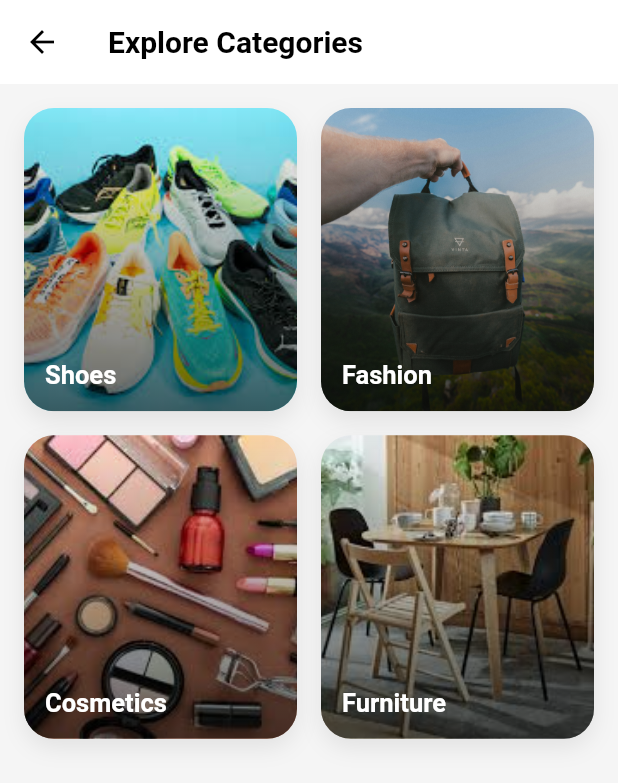
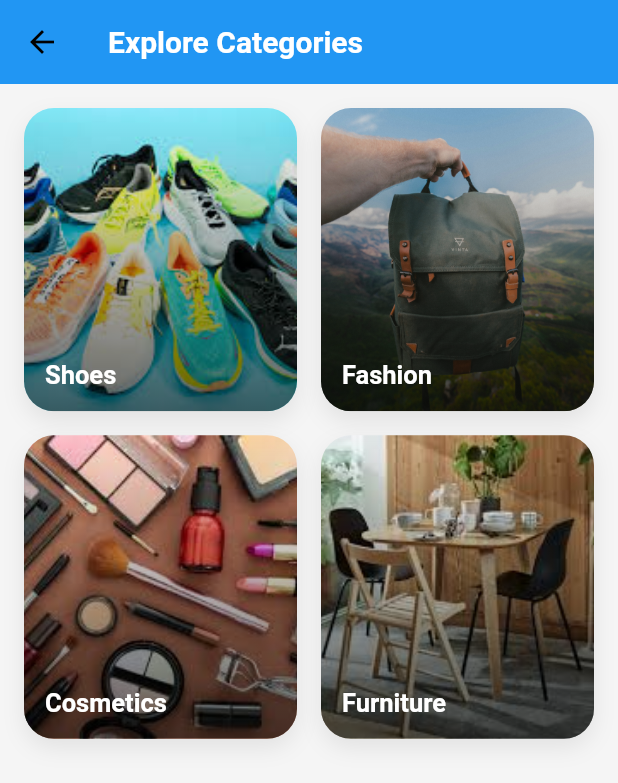
Before and after one commit to milan-sha/dump-demo, a Flutter app: the CategoryScreen screen opened directly, on a phone screen of 412 x 824 dp. Shown: the top 783 px of the screen. Run offline on Flutter 3.47's test engine with Material 3 defaults, Android fonts, the phone set to English and light mode, and no system bars.

Commit message:
small looks

```diff
--- a/lib/screens/cart.dart
+++ b/lib/screens/cart.dart
@@ -39,7 +39,7 @@ class _CartPageState extends State<CartScreen> {
     return Scaffold(
       appBar: AppBar(
         title: const Text("My Cart"),
-        centerTitle: true,
+
         elevation: 0,
       ),
       body: cartItems.isEmpty
--- a/lib/screens/category.dart
+++ b/lib/screens/category.dart
@@ -57,11 +57,11 @@ class _CategoryScreenState extends State<CategoryScreen> {
       backgroundColor: Colors.grey.shade100,
       appBar: AppBar(
         elevation: 0,
-        backgroundColor: Colors.white,
+        backgroundColor: Colors.blue,
         title: const Text(
           'Explore Categories',
           style: TextStyle(
-            color: Colors.black,
+            color: Colors.white,
             fontWeight: FontWeight.w600,
             fontSize: 20,
           ),
```
